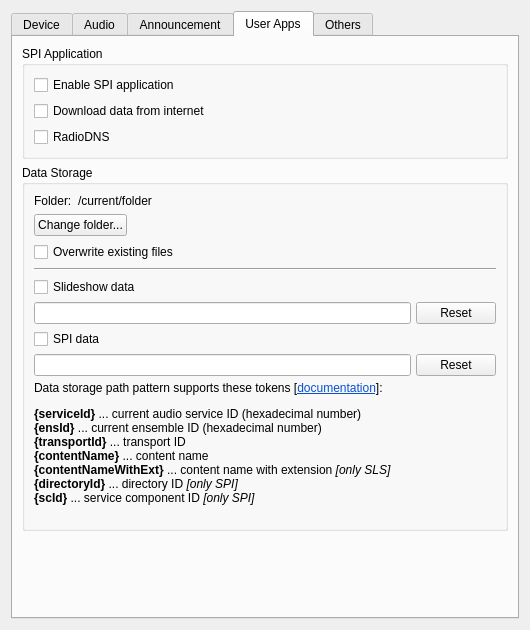
Qt form gui/setupdialog.ui (KejPi/AbracaDABra) before a commit.
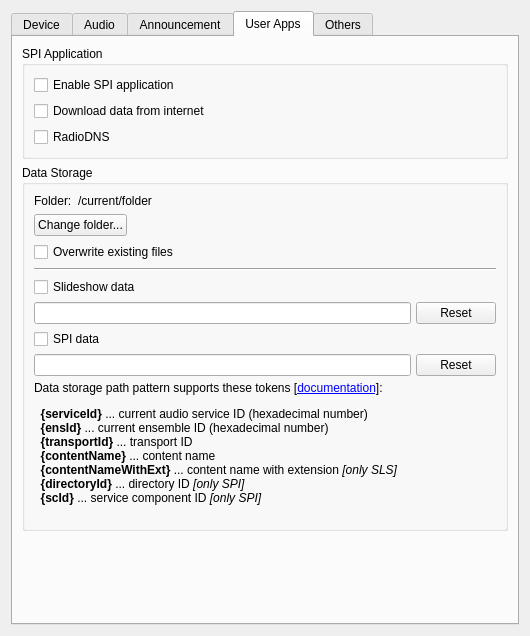
The same form after that commit. Custom widgets are drawn as their Qt base class.

Commit message: US data storage help text updated

```diff
--- a/gui/setupdialog.ui
+++ b/gui/setupdialog.ui
@@ -7,7 +7,7 @@
     <x>0</x>
     <y>0</y>
     <width>530</width>
-    <height>630</height>
+    <height>636</height>
    </rect>
   </property>
   <property name="minimumSize">
@@ -1546,10 +1546,21 @@
             <item>
              <widget class="QLabel" name="dumpPatternHelpLabel">
               <property name="text">
-               <string>&lt;html&gt;&lt;head/&gt;&lt;body&gt;&lt;p&gt;Data storage path pattern supports these tokens [&lt;a href=&quot;https://github.com/KejPi/AbracaDABra/blob/main/README.md#user-application-data-storage&quot;&gt;&lt;span style=&quot; text-decoration: underline; color:#094fd1;&quot;&gt;documentation&lt;/span&gt;&lt;/a&gt;]: &lt;/p&gt;&lt;p&gt;&lt;span style=&quot; font-weight:700;&quot;&gt;{serviceId}&lt;/span&gt; ... current audio service ID (hexadecimal number)&lt;br/&gt;&lt;span style=&quot; font-weight:700;&quot;&gt;{ensId}&lt;/span&gt; ... current ensemble ID (hexadecimal number)&lt;br/&gt;&lt;span style=&quot; font-weight:700;&quot;&gt;{transportId}&lt;/span&gt; ... transport ID&lt;br/&gt;&lt;span style=&quot; font-weight:700;&quot;&gt;{contentName}&lt;/span&gt; ... content name&lt;br/&gt;&lt;span style=&quot; font-weight:700;&quot;&gt;{contentNameWithExt}&lt;/span&gt; ... content name with extension &lt;span style=&quot; font-style:italic;&quot;&gt;[only SLS]&lt;/span&gt;&lt;br/&gt;&lt;span style=&quot; font-weight:700;&quot;&gt;{directoryId}&lt;/span&gt; ... directory ID &lt;span style=&quot; font-style:italic;&quot;&gt;[only SPI]&lt;/span&gt;&lt;br/&gt;&lt;span style=&quot; font-weight:700;&quot;&gt;{scId}&lt;/span&gt; ... service component ID &lt;span style=&quot; font-style:italic;&quot;&gt;[only SPI]&lt;/span&gt;&lt;br/&gt;&lt;/p&gt;&lt;/body&gt;&lt;/html&gt;</string>
+               <string>&lt;html&gt;&lt;head/&gt;&lt;body&gt;
+&lt;p&gt;Data storage path pattern supports these tokens  [&lt;a href=&quot;https://github.com/KejPi/AbracaDABra/blob/main/README.md#user-application-data-storage&quot;&gt;documentation&lt;/a&gt;]:&lt;/p&gt;
+&lt;p&gt;
+&amp;nbsp;&amp;nbsp;&lt;b&gt;{serviceId}&lt;/b&gt; ... current audio service ID (hexadecimal number)&lt;br&gt;
+&amp;nbsp;&amp;nbsp;&lt;b&gt;{ensId}&lt;/b&gt; ... current ensemble ID (hexadecimal number)&lt;br&gt;
+&amp;nbsp;&amp;nbsp;&lt;b&gt;{transportId}&lt;/b&gt; ... transport ID&lt;br&gt;
+&amp;nbsp;&amp;nbsp;&lt;b&gt;{contentName}&lt;/b&gt; ... content name&lt;br&gt;
+&amp;nbsp;&amp;nbsp;&lt;b&gt;{contentNameWithExt}&lt;/b&gt; ... content name with extension &lt;i&gt;[only SLS]&lt;/i&gt;&lt;br&gt;
+&amp;nbsp;&amp;nbsp;&lt;b&gt;{directoryId}&lt;/b&gt; ... directory ID &lt;i&gt;[only SPI]&lt;/i&gt;&lt;br&gt;  
+&amp;nbsp;&amp;nbsp;&lt;b&gt;{scId}&lt;/b&gt; ... service component ID &lt;i&gt;[only SPI]&lt;/i&gt;&lt;br&gt;
+&lt;/p&gt;
+&lt;/body&gt;&lt;/html&gt;</string>
               </property>
               <property name="textFormat">
-               <enum>Qt::RichText</enum>
+               <enum>Qt::AutoText</enum>
               </property>
               <property name="wordWrap">
                <bool>true</bool>
```
